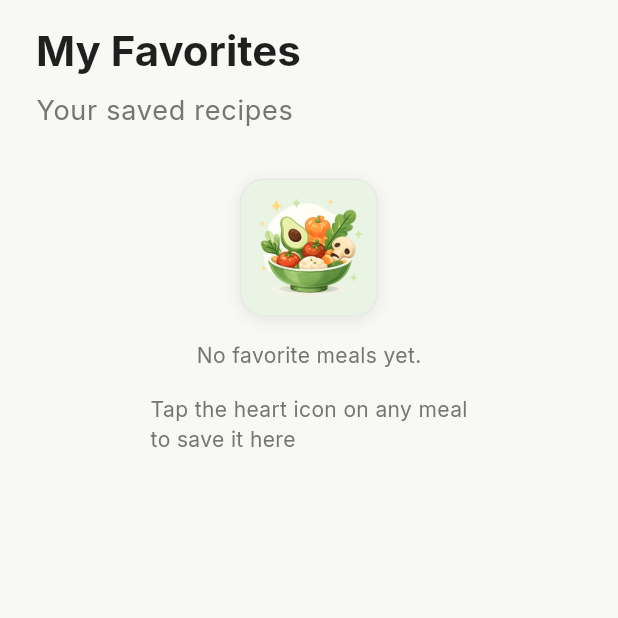
After one commit to rodelgabriel45/meal_mate_ai, a Flutter app: the FavoritesScreen screen opened directly, on a phone screen of 412 x 824 dp, the top half of it. The commit adds this screen. Run offline on Flutter 3.47's test engine with Material 3 defaults, Android fonts, the phone set to English and light mode, and no system bars; our stand-ins replace flutter_dotenv, google_fonts, shared_preferences; accounts and stored records are empty; network calls fail.

Commit message:
Add favorite meals and favorite screen

```diff
--- /dev/null
+++ b/lib/features/favorites/screens/favorites_screen.dart
@@ -0,0 +1,98 @@
+import 'package:flutter/material.dart';
+import 'package:meal_mate_ai/core/constants/app_padding.dart';
+import 'package:meal_mate_ai/core/constants/app_spacing.dart';
+import 'package:meal_mate_ai/core/theme/app_colors.dart';
+import 'package:meal_mate_ai/features/favorites/widgets/favorite_meal_tile.dart';
+import 'package:meal_mate_ai/features/meals/providers/meal_provider.dart';
+import 'package:provider/provider.dart';
+
+class FavoritesScreen extends StatelessWidget {
+  const FavoritesScreen({super.key});
+
+  @override
+  Widget build(BuildContext context) {
+    final favorites = context.watch<MealProvider>().favorites;
+
+    return Scaffold(
+      body: SafeArea(
+        child: Padding(
+          padding: AppPadding.screen,
+          child: Column(
+            crossAxisAlignment: CrossAxisAlignment.start,
+            children: [
+              Text(
+                'My Favorites',
+                style: Theme.of(context).textTheme.headlineMedium,
+              ),
+
+              SizedBox(height: AppSpacing.sm),
+
+              Text(
+                'Your saved recipes',
+                style: Theme.of(context).textTheme.bodyLarge,
+              ),
+
+              const SizedBox(height: AppSpacing.xl),
+
+              favorites.isEmpty
+                  ? Column(
+                      children: [
+                        Center(
+                          child: Container(
+                            decoration: BoxDecoration(
+                              color: AppColors.primaryLight,
+                              borderRadius: BorderRadius.circular(16),
+                              border: BoxBorder.fromBorderSide(
+                                BorderSide(color: AppColors.border),
+                              ),
+                              boxShadow: [
+                                BoxShadow(
+                                  color: Colors.black.withValues(alpha: 0.08),
+                                  blurRadius: 8,
+                                  offset: const Offset(0, 2),
+                                ),
+                              ],
+                            ),
+                            child: Image.asset(
+                              'assets/images/mealmate_logo.png',
+                              width: 90,
+                            ),
+                          ),
+                        ),
+
+                        const SizedBox(height: AppSpacing.md),
+
+                        const Text('No favorite meals yet.'),
+
+                        const SizedBox(height: AppSpacing.md),
+
+                        const Text(
+                          'Tap the heart icon on any meal\nto save it here',
+                        ),
+                      ],
+                    )
+                  : Expanded(
+                      child: Container(
+                        decoration: BoxDecoration(
+                          borderRadius: BorderRadius.circular(16),
+                        ),
+                        child: ListView.builder(
+                          itemCount: favorites.length,
+                          itemBuilder: (context, index) {
+                            final favorite = favorites[index];
+
+                            return Padding(
+                              padding: const EdgeInsets.only(bottom: 12),
+                              child: FavoriteMealTile(meal: favorite),
+                            );
+                          },
+                        ),
+                      ),
+                    ),
+            ],
+          ),
+        ),
+      ),
+    );
+  }
+}
--- /dev/null
+++ b/lib/features/favorites/services/favorite_service.dart
@@ -0,0 +1,35 @@
+import 'dart:convert';
+
+import 'package:meal_mate_ai/features/meals/models/meal.dart';
+import 'package:shared_preferences/shared_preferences.dart';
+
+class FavoriteService {
+  static const _key = 'favorites';
+
+  Future<void> saveFavorites(List<Meal> meals) async {
+    final prefs = await SharedPreferences.getInstance();
+
+    final mealsJson = meals.map((meal) => meal.toJson()).toList();
+
+    final mealsString = jsonEncode(mealsJson);
+
+    await prefs.setString(_key, mealsString);
+  }
+
+  Future<void> clearFavorites() async {
+    final prefs = await SharedPreferences.getInstance();
+    await prefs.remove(_key);
+  }
+
+  Future<List<Meal>> loadFavorites() async {
+    final prefs = await SharedPreferences.getInstance();
+
+    final mealsString = prefs.getString(_key);
+
+    if (mealsString == null) return [];
+
+    final mealsJson = jsonDecode(mealsString);
+
+    return (mealsJson as List).map((json) => Meal.fromJson(json)).toList();
+  }
+}
--- a/lib/features/home/widgets/ingredient_list.dart
+++ b/lib/features/home/widgets/ingredient_list.dart
@@ -16,7 +16,11 @@ class IngredientList extends StatelessWidget {
   @override
   Widget build(BuildContext context) {
     return ingredients.isEmpty
-        ? const Center(child: Text('No ingredients added yet.'))
+        ? const Center(
+            child: Text(
+              '🥑 Add a few ingredients and Chef AI will suggest meals.',
+            ),
+          )
         : Column(
             crossAxisAlignment: CrossAxisAlignment.start,
             children: [
--- a/lib/features/meals/models/meal.dart
+++ b/lib/features/meals/models/meal.dart
@@ -4,13 +4,15 @@ class Meal {
   final String difficulty;
   final String tag;
   final String imageUrl;
+  bool isFavorite;
 
-  const Meal({
+  Meal({
     required this.title,
     required this.cookingTime,
     required this.difficulty,
     required this.tag,
     required this.imageUrl,
+    this.isFavorite = false,
   });
 
   Map<String, dynamic> toJson() {
@@ -19,6 +21,8 @@ class Meal {
       'cookingTime': cookingTime,
       'difficulty': difficulty,
       'tag': tag,
+      'imageUrl': imageUrl,
+      'isFavorite': false,
     };
   }
 
@@ -29,6 +33,7 @@ class Meal {
       difficulty: json['difficulty'],
       tag: json['tag'],
       imageUrl: json['imageUrl'] ?? '',
+      isFavorite: json['isFavorite'] ?? false,
     );
   }
 }
--- a/lib/features/meals/providers/meal_provider.dart
+++ b/lib/features/meals/providers/meal_provider.dart
@@ -1,18 +1,27 @@
 import 'package:flutter/material.dart';
 import 'package:meal_mate_ai/features/meals/models/meal.dart';
+import 'package:meal_mate_ai/features/favorites/services/favorite_service.dart';
 import 'package:meal_mate_ai/features/meals/services/openai_service.dart';
 
 class MealProvider extends ChangeNotifier {
   final OpenAIService _openAIService = OpenAIService();
+  final FavoriteService _favoriteService = FavoriteService();
 
   final List<Meal> _meals = [];
   List<Meal> get meals => List.unmodifiable(_meals);
+
+  final List<Meal> _favorites = [];
+  List<Meal> get favorites => List.unmodifiable(_favorites);
 
   bool _isLoading = false;
   bool get isLoading => _isLoading;
 
   String? _error;
   String? get error => _error;
+
+  MealProvider() {
+    loadFavorites();
+  }
 
   Future<void> generateMeals(List<String> ingredients) async {
     try {
@@ -22,6 +31,12 @@ class MealProvider extends ChangeNotifier {
       notifyListeners();
 
       final generatedMeals = await _openAIService.generateMeals(ingredients);
+
+      for (final meal in generatedMeals) {
+        meal.isFavorite = _favorites.any(
+          (favorite) => favorite.title == meal.title,
+        );
+      }
 
       _meals
         ..clear()
@@ -34,4 +49,28 @@ class MealProvider extends ChangeNotifier {
       notifyListeners();
     }
   }
+
+  Future<void> toggleFavorite(Meal meal) async {
+    meal.isFavorite = !meal.isFavorite;
+
+    if (meal.isFavorite) {
+      _favorites.add(meal);
+    } else {
+      _favorites.removeWhere((m) => m.title == meal.title);
+    }
+
+    await _favoriteService.saveFavorites(_favorites);
+
+    notifyListeners();
+  }
+
+  Future<void> loadFavorites() async {
+    final loadedFavorites = await _favoriteService.loadFavorites();
+
+    _favorites
+      ..clear()
+      ..addAll(loadedFavorites);
+
+    notifyListeners();
+  }
 }
--- a/lib/features/meals/screens/ai_thinking_screen.dart
+++ b/lib/features/meals/screens/ai_thinking_screen.dart
@@ -55,7 +55,9 @@ class _AIThinkingScreenState extends State<AIThinkingScreen> {
 
               const SizedBox(height: 60),
 
-              Image.asset('assets/images/chef_ai.png', width: 170),
+              Image.asset('assets/images/chef_ai.png', width: 180),
+
+              const SizedBox(height: AppSpacing.md),
 
               Text(
                 'Chef AI is thinking...',
@@ -77,6 +79,7 @@ class _AIThinkingScreenState extends State<AIThinkingScreen> {
                 child: ClipRRect(
                   borderRadius: BorderRadiusGeometry.circular(999),
                   child: const LinearProgressIndicator(
+                    minHeight: 8,
                     backgroundColor: Color(0xFFE5F3E3),
                     valueColor: AlwaysStoppedAnimation(AppColors.primary),
                   ),
--- a/lib/features/meals/services/openai_service.dart
+++ b/lib/features/meals/services/openai_service.dart
@@ -13,7 +13,7 @@ class OpenAIService {
   Future<List<Meal>> generateMeals(List<String> ingredients) async {
     final prompt =
         '''
-    Generate 5 meal ideas using these ingredients:
+    Generate 2 meal ideas using these ingredients:
 
     ${ingredients.join(', ')}
 
--- a/lib/features/meals/widgets/meal_card.dart
+++ b/lib/features/meals/widgets/meal_card.dart
@@ -1,7 +1,9 @@
 import 'package:flutter/material.dart';
 import 'package:meal_mate_ai/core/constants/app_spacing.dart';
-import 'package:meal_mate_ai/core/theme/app_colors.dart';
 import 'package:meal_mate_ai/features/meals/models/meal.dart';
+import 'package:meal_mate_ai/features/meals/providers/meal_provider.dart';
+import 'package:meal_mate_ai/features/meals/widgets/info_chip.dart';
+import 'package:provider/provider.dart';
 
 class MealCard extends StatelessWidget {
   final Meal meal;
@@ -62,12 +64,30 @@ class MealCard extends StatelessWidget {
                       );
                     },
                   ),
+
                   Positioned(
                     top: 12,
                     right: 12,
                     child: CircleAvatar(
-                      backgroundColor: Colors.white,
-                      child: Icon(Icons.favorite_border, size: 20),
+                      radius: 20,
+                      backgroundColor: Colors.white.withValues(alpha: 0.9),
+                      child: Consumer<MealProvider>(
+                        builder: (context, value, child) {
+                          return IconButton(
+                            onPressed: () {
+                              context.read<MealProvider>().toggleFavorite(meal);
+                            },
+                            icon: Icon(
+                              meal.isFavorite
+                                  ? Icons.favorite
+                                  : Icons.favorite_border,
+                              color: meal.isFavorite
+                                  ? Colors.red
+                                  : Colors.black,
+                            ),
+                          );
+                        },
+                      ),
                     ),
                   ),
                 ],
@@ -89,17 +109,14 @@ class MealCard extends StatelessWidget {
                       spacing: 12,
                       runSpacing: 8,
                       children: [
-                        _InfoChip(
+                        InfoChip(
                           icon: Icons.alarm,
                           text: '${meal.cookingTime} min',
                         ),
 
-                        _InfoChip(
-                          icon: Icons.restaurant,
-                          text: meal.difficulty,
-                        ),
+                        InfoChip(icon: Icons.restaurant, text: meal.difficulty),
 
-                        _InfoChip(icon: Icons.fitness_center, text: meal.tag),
+                        InfoChip(icon: Icons.fitness_center, text: meal.tag),
                       ],
                     ),
                   ],
@@ -112,23 +129,3 @@ class MealCard extends StatelessWidget {
     );
   }
 }
-
-class _InfoChip extends StatelessWidget {
-  final IconData icon;
-  final String text;
-  const _InfoChip({required this.icon, required this.text});
-
-  @override
-  Widget build(BuildContext context) {
-    return Row(
-      mainAxisSize: MainAxisSize.min,
-      children: [
-        Icon(icon, size: 16, color: AppColors.primary),
-
-        const SizedBox(width: AppSpacing.xs),
-
-        Text(text),
-      ],
-    );
-  }
-}
--- a/pubspec.yaml
+++ b/pubspec.yaml
@@ -66,6 +66,7 @@ flutter:
   assets:
     - .env
     - assets/images/chef_ai.png
+    - assets/images/mealmate_logo.png
   #   - images/a_dot_ham.jpeg
 
   # An image asset can refer to one or more resolution-specific "variants", see
```
Also changed, not shown: lib/features/favorites/widgets/favorite_meal_tile.dart (added, +85 -0 lines), lib/features/home/screens/home_screen.dart (+25 -1 lines), lib/features/meals/widgets/info_chip.dart (added, +23 -0 lines), assets/images/chef_ai.png, assets/images/mealmate_logo.png (added).
